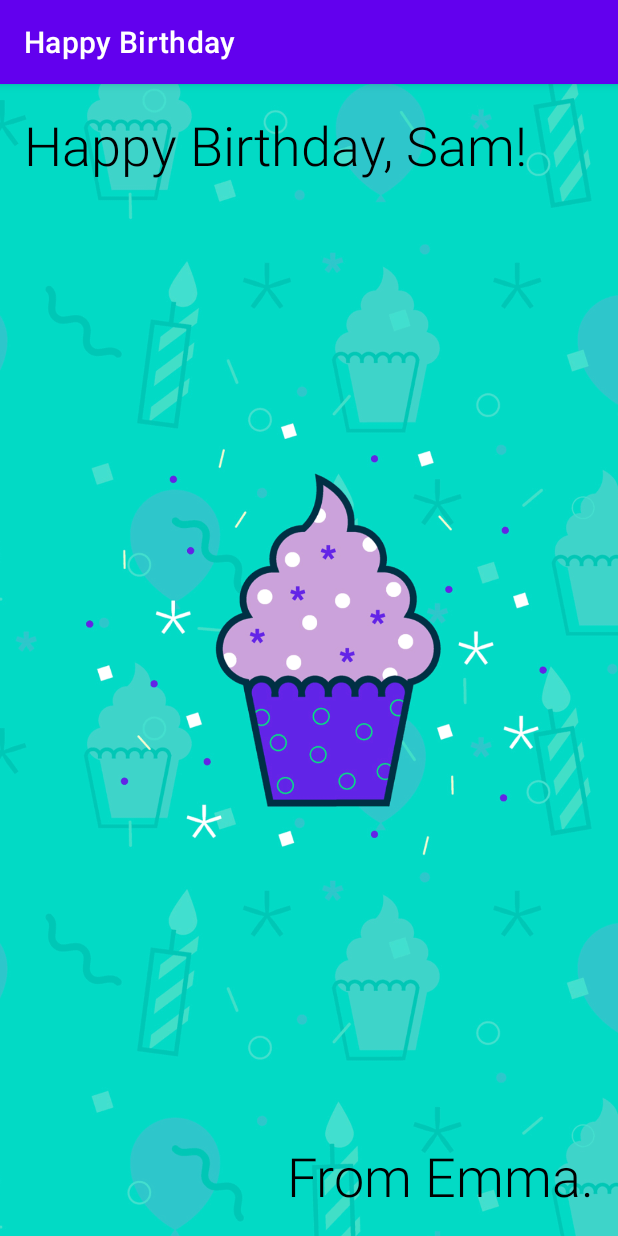
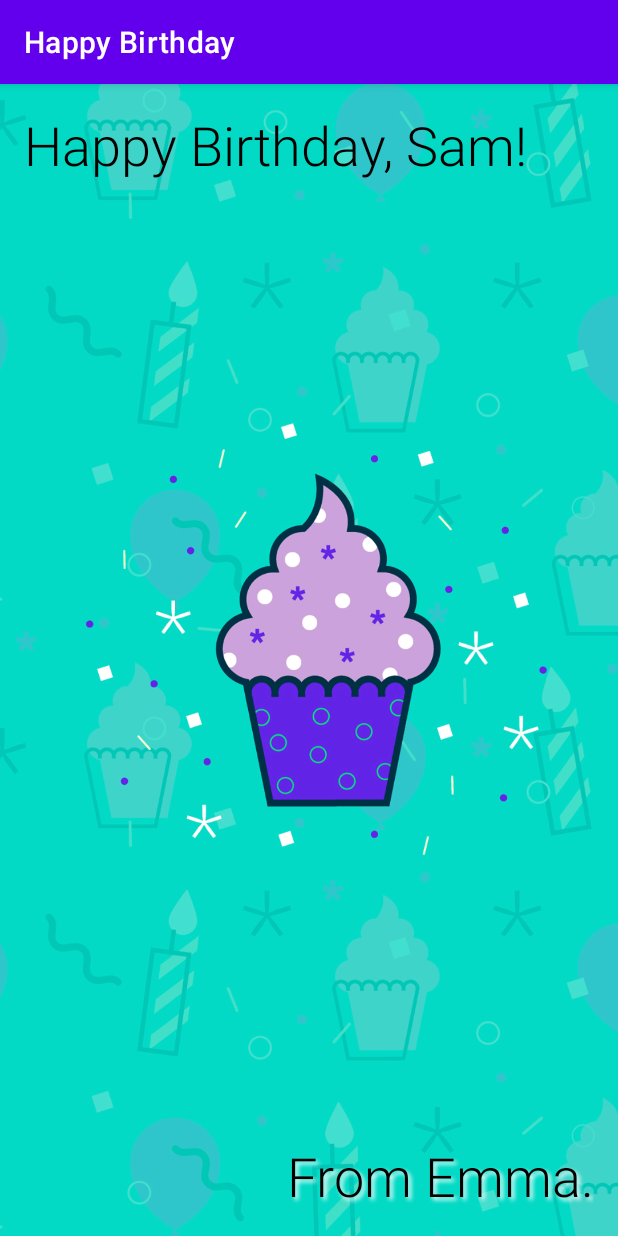
Before and after one commit to goodjack/happy-birthday-app, an Android app: the screen it shows after launch (MainActivity), on a phone screen of 412 x 824 dp. Run offline under Robolectric (Android 15) with nearby library versions, the phone set to English and light mode, and no system bars.

```diff
--- a/app/src/main/res/layout/activity_main.xml
+++ b/app/src/main/res/layout/activity_main.xml
@@ -38,6 +38,10 @@
         android:layout_marginEnd="16dp"
         android:layout_marginBottom="16dp"
         android:fontFamily="sans-serif-light"
+        android:shadowColor="#FFFFFF"
+        android:shadowDx="3"
+        android:shadowDy="3"
+        android:shadowRadius="3"
         android:text="@string/signature_text"
         android:textColor="@android:color/black"
         android:textSize="36sp"
```
